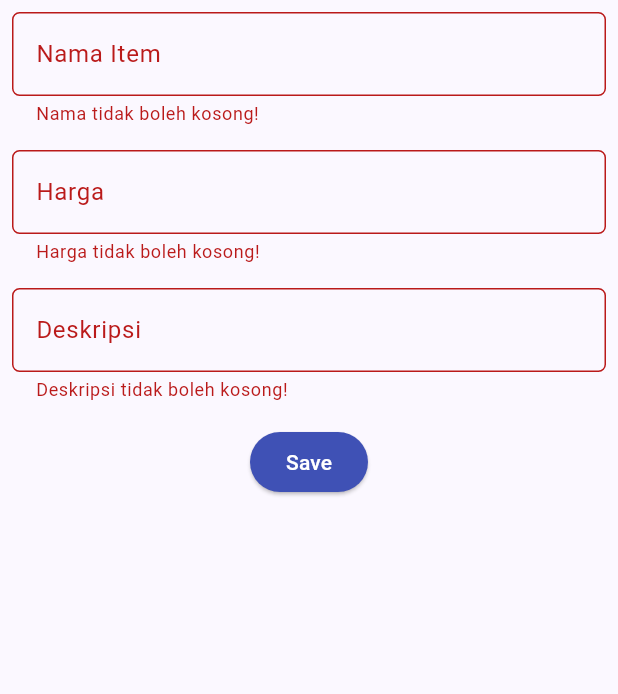
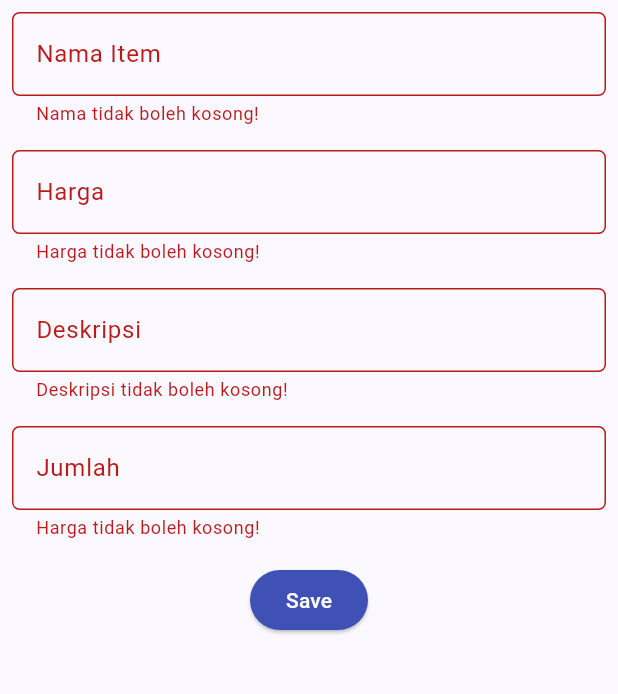
Before and after one commit to farrelayman09/faymart-mobile, a Flutter app: the ShopFormPage screen opened directly, after a tap on "Save", on a phone screen of 412 x 824 dp, the part 84-778 px from its top. Run offline on Flutter 3.47's test engine with Material 2 defaults, Android fonts, the light colour scheme and no system bars; missing offline and left inert: pbp_django_auth.

Commit message:
revisi shoplist_form http

```diff
--- a/lib/screens/shoplist_form.dart
+++ b/lib/screens/shoplist_form.dart
@@ -19,6 +19,7 @@ class _ShopFormPageState extends State<ShopFormPage> {
   String _name = "";
   int _price = 0;
   String _description = "";
+  int _amount = 0;
 
   @override
   Widget build(BuildContext context) {
@@ -111,6 +112,32 @@ class _ShopFormPageState extends State<ShopFormPage> {
                   },
                 ),
               ),
+              Padding(
+                padding: const EdgeInsets.all(8.0),
+                child: TextFormField(
+                  decoration: InputDecoration(
+                    hintText: "Jumlah",
+                    labelText: "Jumlah",
+                    border: OutlineInputBorder(
+                      borderRadius: BorderRadius.circular(5.0),
+                    ),
+                  ),
+                  onChanged: (String? value) {
+                    setState(() {
+                      _amount = int.parse(value!);
+                    });
+                  },
+                  validator: (String? value) {
+                    if (value == null || value.isEmpty) {
+                      return "Harga tidak boleh kosong!";
+                    }
+                    if (int.tryParse(value) == null) {
+                      return "Harga harus berupa angka!";
+                    }
+                    return null;
+                  },
+                ),
+              ),
               Align(
                 alignment: Alignment.bottomCenter,
                 child: Padding(
@@ -128,6 +155,7 @@ class _ShopFormPageState extends State<ShopFormPage> {
                               'name': _name,
                               'price': _price.toString(),
                               'description': _description,
+                              'amount': _amount.toString()
                             }));
                         if (response['status'] == 'success') {
                           ScaffoldMessenger.of(context)
```
